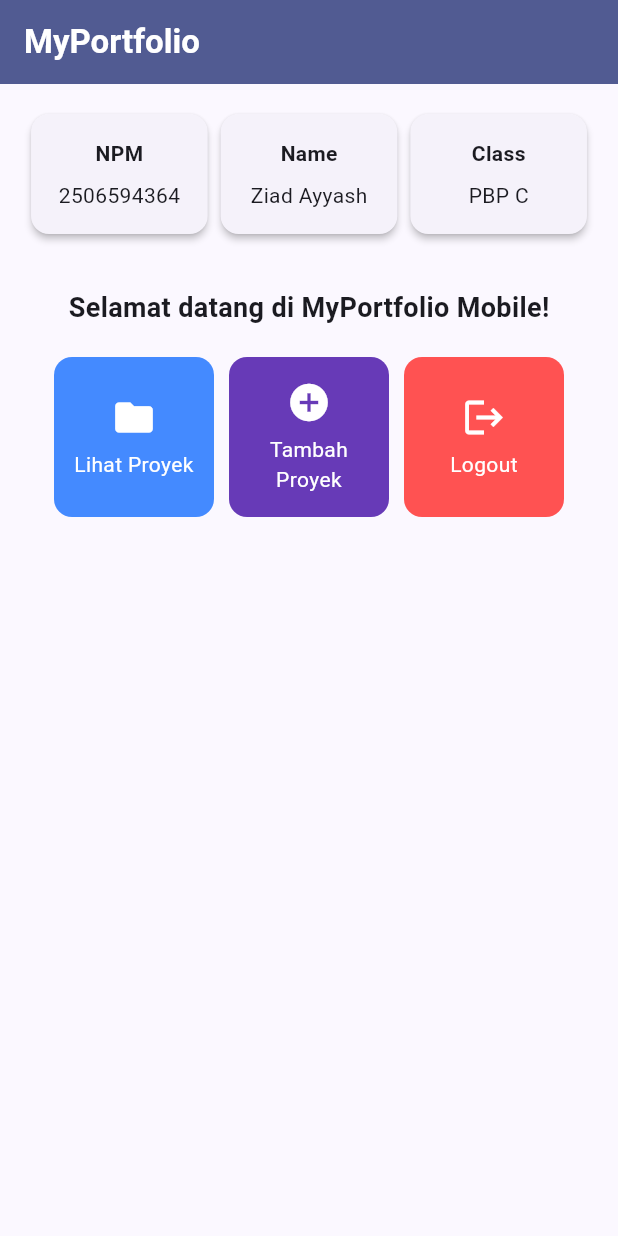
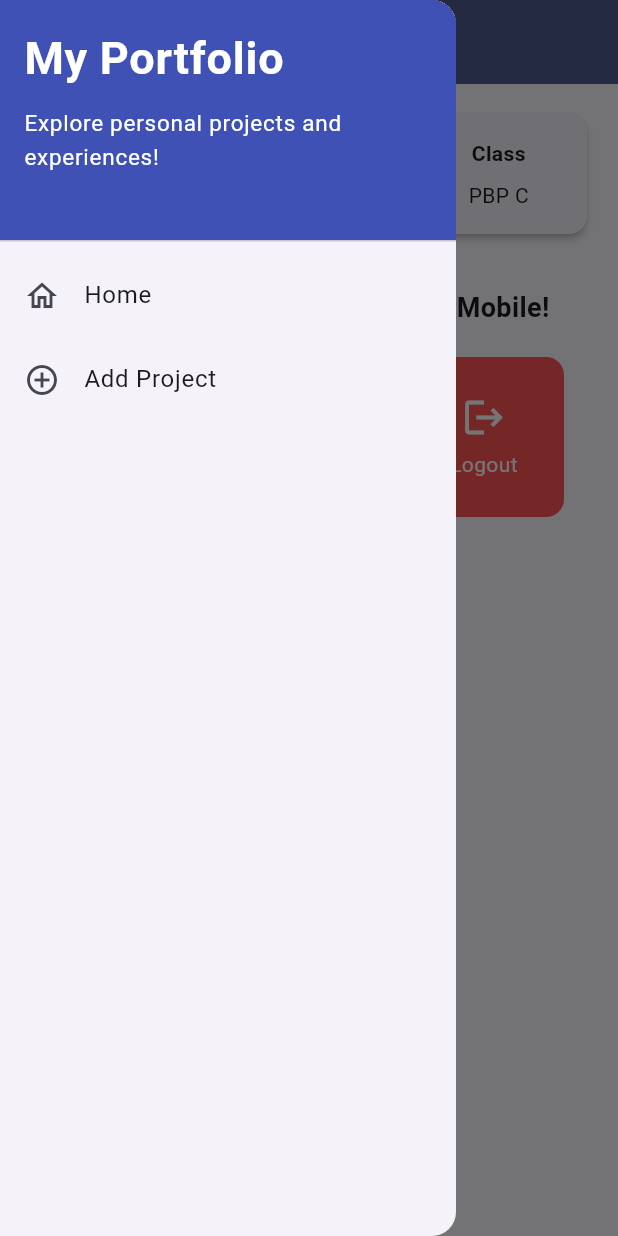
Before and after one commit to ziad-ayyash/myportofolio_mobile, a Flutter app: the screen it shows after launch, with the side drawer open (before the commit the screen has no drawer), on a phone screen of 412 x 824 dp. Run offline on Flutter 3.47's test engine with Material 3 defaults, Android fonts, the phone set to English and light mode, and no system bars; our stand-ins replace material_ui.

Commit message:
feat(tutorial-9): added drawer menu for navigation

```diff
--- a/lib/main.dart
+++ b/lib/main.dart
@@ -1,4 +1,4 @@
-import 'package:flutter/material.dart';
+import 'package:material_ui/material_ui.dart';
 import 'package:myportofolio_mobile/menu.dart';
 
 void main() {
--- a/lib/menu.dart
+++ b/lib/menu.dart
@@ -1,4 +1,5 @@
-import 'package:flutter/material.dart';
+import 'package:material_ui/material_ui.dart';
+import 'package:myportofolio_mobile/widgets/left_drawer.dart';
 
 class MyHomePage extends StatelessWidget {
   MyHomePage({super.key});
@@ -24,7 +25,9 @@ class MyHomePage extends StatelessWidget {
           style: TextStyle(color: Colors.white, fontWeight: FontWeight.bold),
         ),
         backgroundColor: Theme.of(context).colorScheme.primary,
+        iconTheme: const IconThemeData(color: Colors.white)
       ),
+      drawer: const LeftDrawer(),
       // Body halaman utama dengan padding di sekelilingnya.
       body: Padding(
         padding: const EdgeInsets.all(16.0),
--- /dev/null
+++ b/lib/widgets/left_drawer.dart
@@ -0,0 +1,60 @@
+import 'package:material_ui/material_ui.dart';
+import 'package:myportofolio_mobile/menu.dart';
+
+// TODO: Impor halaman ProjectFormPage jika sudah dibuat
+
+class LeftDrawer extends StatelessWidget {
+  const LeftDrawer({super.key});
+
+  @override
+  Widget build(BuildContext context) {
+    return Drawer(
+      child: ListView(
+        children: [
+          const DrawerHeader(
+            decoration: BoxDecoration(color: Colors.indigo),
+            child: Column(
+              crossAxisAlignment: CrossAxisAlignment.start,
+              children: [
+                Text(
+                  'My Portfolio',
+                  style: TextStyle(
+                    fontSize: 30,
+                    fontWeight: FontWeight.bold,
+                    color: Colors.white,
+                  ),
+                ),
+                SizedBox(height: 10),
+                Text(
+                  'Explore personal projects and experiences!',
+                  style: TextStyle(fontSize: 15, color: Colors.white),
+                ),
+              ],
+            ),
+          ),
+          ListTile(
+            leading: const Icon(Icons.home_outlined),
+            title: const Text('Home'),
+            // Navigasi ke halaman utama portofolio
+            onTap: () {
+              Navigator.pushReplacement(
+                context,
+                MaterialPageRoute(builder: (context) => MyHomePage()),
+              );
+            },
+          ),
+          ListTile(
+            leading: const Icon(Icons.add_circle_outline),
+            title: const Text('Add Project'),
+            // Navigasi ke halaman tambah proyek
+            onTap: () {
+              /*
+              TODO: Buatlah routing ke halaman ProjectFormPage yang akan dibuat nanti.
+              */
+            },
+          ),
+        ],
+      ),
+    );
+  }
+}
--- a/pubspec.yaml
+++ b/pubspec.yaml
@@ -34,6 +34,7 @@ dependencies:
   # The following adds the Cupertino Icons font to your application.
   # Use with the CupertinoIcons class for iOS style icons.
   cupertino_icons: ^1.0.8
+  material_ui: ^1.11.0
 
 dev_dependencies:
   flutter_test:
```
Also changed, not shown: pubspec.lock, 1 other file.
